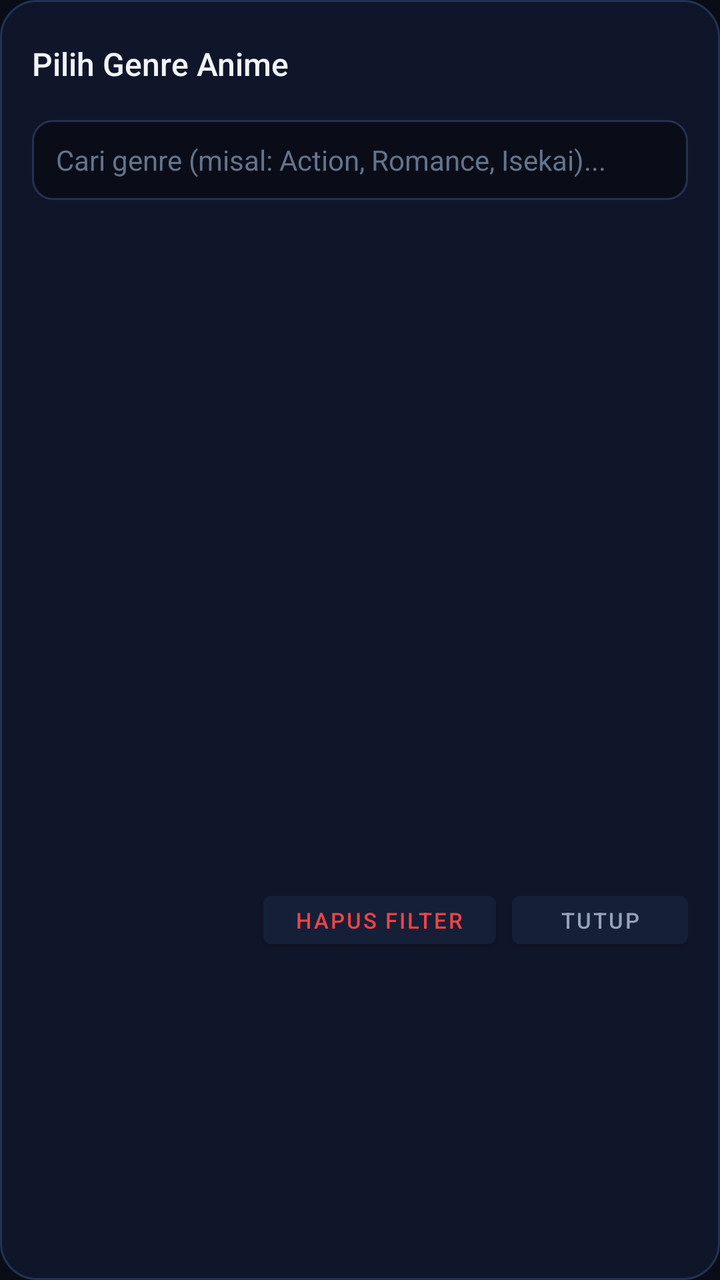
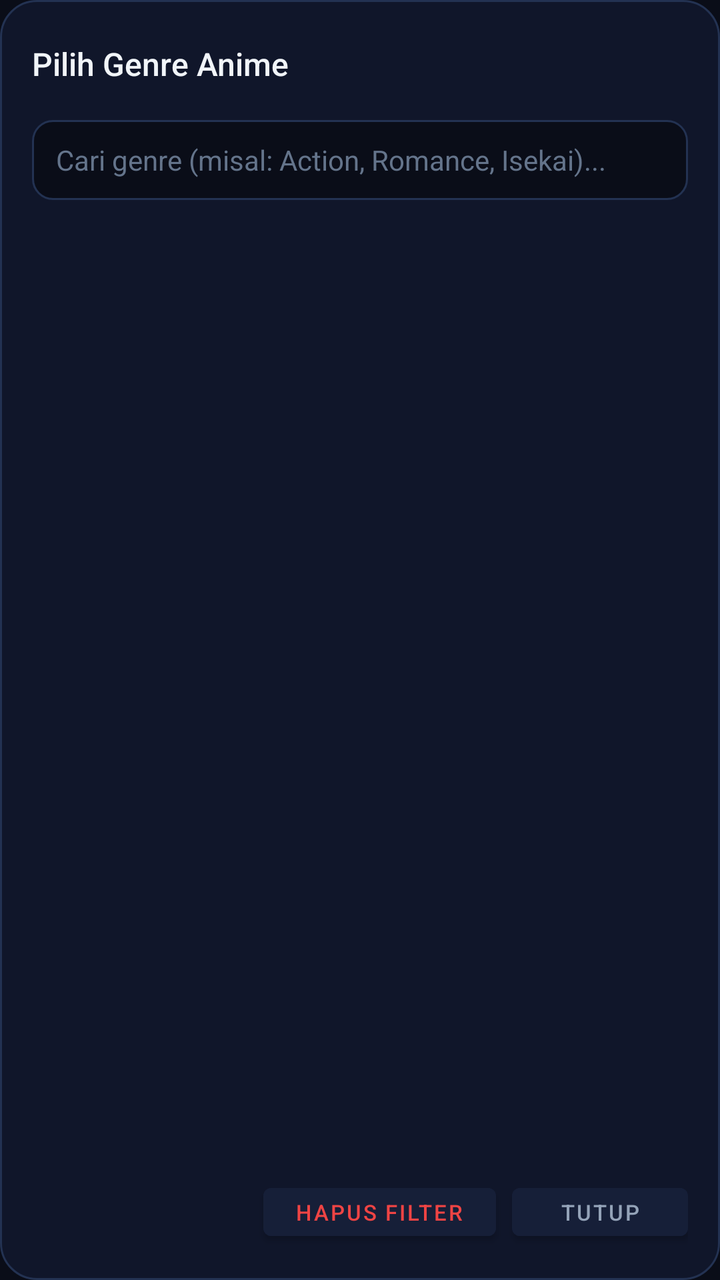

Screens rendered from an Android XML layout before and after an edit, with the pre-edit source and the edit as a unified diff.
<!-- AndroidManifest.xml: application theme Theme.Menatap -->
<!-- res/layout/dialog_genre_selector.xml -->
<?xml version="1.0" encoding="utf-8"?>
<LinearLayout xmlns:android="http://schemas.android.com/apk/res/android"
    android:layout_width="match_parent"
    android:layout_height="wrap_content"
    android:orientation="vertical"
    android:background="@drawable/bg_dialog_frost"
    android:padding="16dp">

    
    <LinearLayout
        android:layout_width="match_parent"
        android:layout_height="wrap_content"
        android:gravity="center_vertical"
        android:paddingBottom="12dp">

        <TextView
            android:layout_width="0dp"
            android:layout_height="wrap_content"
            android:layout_weight="1"
            android:text="@string/genre_dialog_title"
            android:textColor="@color/text_primary"
            android:textSize="@dimen/text_title_large"
            android:fontFamily="sans-serif-medium" />

        <Button
            android:id="@+id/btn_close_genre_dialog"
            android:layout_width="32dp"
            android:layout_height="32dp"
            android:background="?attr/selectableItemBackground"
            android:focusable="true"
            android:clickable="true"
            android:drawableStart="@drawable/ic_close"
            android:drawableTint="#8892B0"
            android:padding="8dp" />
    </LinearLayout>

    
    <EditText
        android:id="@+id/et_filter_genre"
        android:layout_width="match_parent"
        android:layout_height="40dp"
        android:background="@drawable/bg_input_field"
        android:hint="@string/genre_dialog_hint"
        android:textColorHint="@color/text_muted"
        android:textColor="@color/text_primary"
        android:textSize="@dimen/text_body_large"
        android:paddingHorizontal="12dp"
        android:singleLine="true" />

    
    <ProgressBar
        android:id="@+id/pb_genre_loading"
        android:layout_width="28dp"
        android:layout_height="28dp"
        android:layout_gravity="center"
        android:layout_marginVertical="16dp"
        android:indeterminateTint="@color/accent_glacial"
        android:visibility="gone" />

    
    <androidx.recyclerview.widget.RecyclerView
        android:id="@+id/rv_genres"
        android:layout_width="match_parent"
        android:layout_height="320dp"
        android:layout_marginTop="10dp"
        android:clipToPadding="false"
        android:descendantFocusability="afterDescendants"
        android:scrollbars="vertical" />

    
    <LinearLayout
        android:layout_width="match_parent"
        android:layout_height="wrap_content"
        android:layout_marginTop="12dp"
        android:gravity="end">

        <Button
            android:id="@+id/btn_reset_genre_filter"
            android:layout_width="wrap_content"
            android:layout_height="36dp"
            android:text="@string/filter_reset"
            android:textColor="@color/text_danger"
            android:backgroundTint="@color/frost_elevated"
            android:textSize="@dimen/text_caption"
            android:fontFamily="sans-serif-medium"
            android:layout_marginEnd="8dp" />

        <Button
            android:id="@+id/btn_dismiss_genre"
            android:layout_width="wrap_content"
            android:layout_height="36dp"
            android:text="@string/dialog_close"
            android:textColor="@color/text_secondary"
            android:backgroundTint="@color/frost_elevated"
            android:textSize="@dimen/text_caption"
            android:fontFamily="sans-serif-medium" />
    </LinearLayout>
</LinearLayout>
<!-- resources referenced by this layout -->
<resources>
  <color name="accent_glacial">#38BDF8</color>
  <color name="frost_elevated">#161F38</color>
  <color name="text_danger">#EF4444</color>
  <color name="text_muted">#64748B</color>
  <color name="text_primary">#F1F5F9</color>
  <color name="text_secondary">#94A3B8</color>
  <dimen name="text_body_large">14sp</dimen>
  <dimen name="text_caption">11sp</dimen>
  <dimen name="text_title_large">16sp</dimen>
  <!-- drawable bg_dialog_frost (drawable) -->
  <?xml version="1.0" encoding="utf-8"?>
  <shape xmlns:android="http://schemas.android.com/apk/res/android"
      android:shape="rectangle">
      <solid android:color="@color/frost_surface" />
      <stroke
          android:width="1dp"
          android:color="@color/frost_border" />
      <corners android:radius="18dp" />
  </shape>
  <!-- drawable bg_input_field (drawable) -->
  <?xml version="1.0" encoding="utf-8"?>
  <selector xmlns:android="http://schemas.android.com/apk/res/android">
      <item android:state_focused="true">
          <shape android:shape="rectangle">
              <corners android:radius="10dp" />
              <solid android:color="@color/frost_void" />
              <stroke
                  android:width="2dp"
                  android:color="@color/accent_glacial" />
          </shape>
      </item>
      <item>
          <shape android:shape="rectangle">
              <corners android:radius="10dp" />
              <solid android:color="@color/frost_void" />
              <stroke
                  android:width="1dp"
                  android:color="@color/frost_border" />
          </shape>
      </item>
  </selector>
  <!-- drawable ic_close (drawable) -->
  <?xml version="1.0" encoding="utf-8"?>
  <vector xmlns:android="http://schemas.android.com/apk/res/android"
      android:width="14dp"
      android:height="14dp"
      android:viewportWidth="24"
      android:viewportHeight="24">
      
      <path
          android:fillColor="#FFFFFFFF"
          android:pathData="M19,6.41 L17.59,5 L12,10.59 L6.41,5 L5,6.41 L10.59,12 L5,17.59 L6.41,19 L12,13.41 L17.59,19 L19,17.59 L13.41,12 L19,6.41 Z" />
  </vector>
  <string name="dialog_close">Tutup</string>
  <string name="filter_reset">Hapus Filter</string>
  <string name="genre_dialog_hint">Cari genre (misal: Action, Romance, Isekai)...</string>
  <string name="genre_dialog_title">Pilih Genre Anime</string>
  <color name="frost_surface">#10162A</color>
  <color name="frost_border">#233252</color>
  <color name="frost_void">#0A0D18</color>
  <color name="accent_azure">#38BDF8</color>
  <color name="accent_frost_iris">#818CF8</color>
  <color name="text_frost_bright">#F1F5F9</color>
  <color name="text_frost_subtle">#94A3B8</color>
  <style name="DialogButtonStyle.Accent" parent="Widget.MaterialComponents.Button.TextButton.Dialog">
          <item name="android:textColor">@color/accent_glacial</item>
          <item name="android:textSize">13sp</item>
          <item name="android:fontFamily">sans-serif-bold</item>
      </style>
  <style name="DialogButtonStyle.Subtle" parent="Widget.MaterialComponents.Button.TextButton.Dialog">
          <item name="android:textColor">@color/text_frost_bright</item>
          <item name="android:textSize">13sp</item>
          <item name="android:fontFamily">sans-serif-medium</item>
      </style>
  <!-- unchanged entries left out for length: 2 -->
</resources>

<!-- the commit's change to res/layout/dialog_genre_selector.xml (unified diff, before → after) -->
@@ -61,7 +61,8 @@
     <androidx.recyclerview.widget.RecyclerView
         android:id="@+id/rv_genres"
         android:layout_width="match_parent"
-        android:layout_height="320dp"
+        android:layout_height="0dp"
+        android:layout_weight="1"
         android:layout_marginTop="10dp"
         android:clipToPadding="false"
         android:descendantFocusability="afterDescendants"
